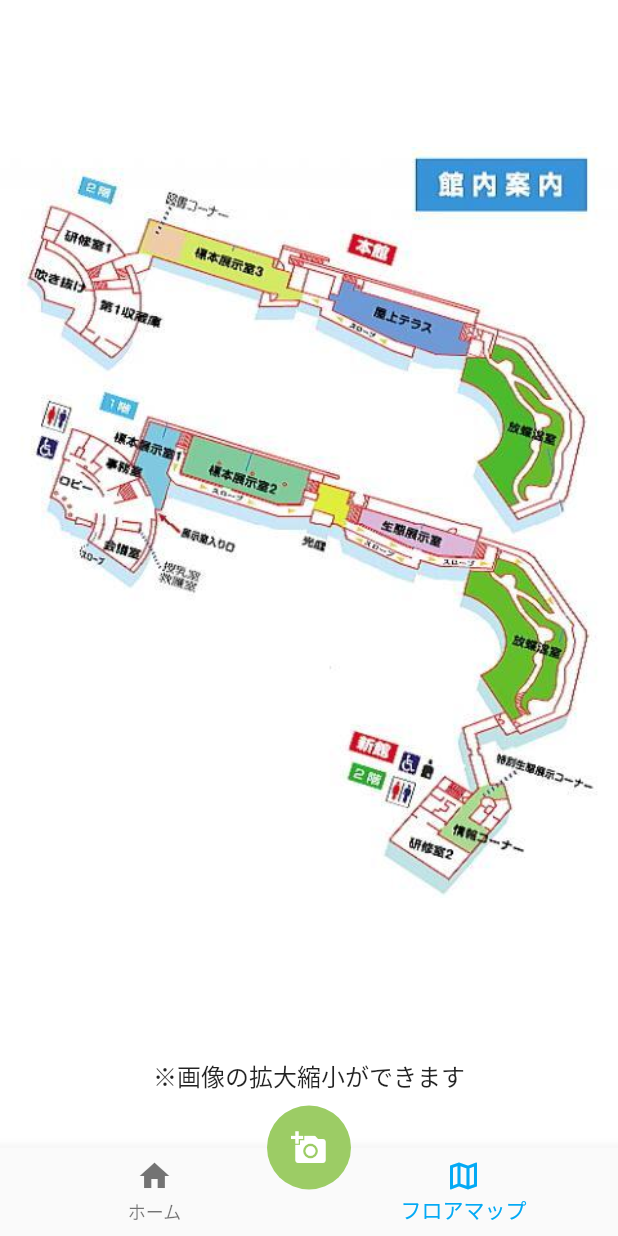
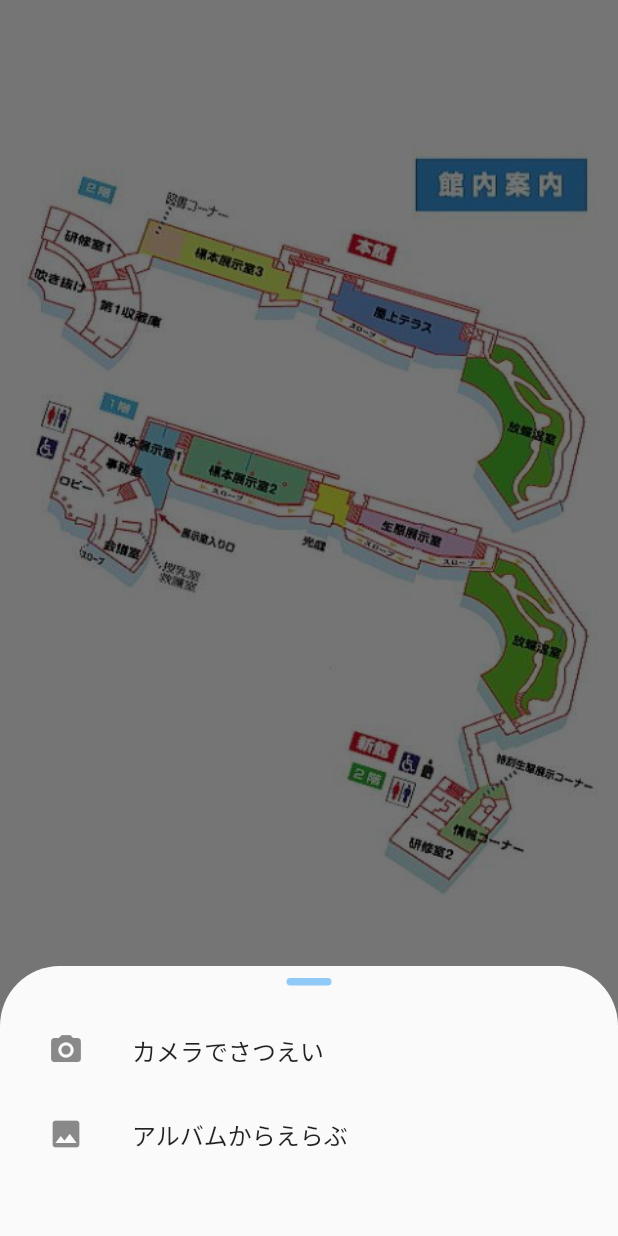
Before and after one commit to Mikka2020/flutter_mushi_01, a Flutter app: the IndexedStackBar screen opened by its route, item 2 of the bottom bar chosen, after a tap on the "add a photo" icon, on a phone screen of 412 x 824 dp. Run offline on Flutter 3.47's test engine with Material 2 defaults, Android fonts, the phone set to English and light mode, and no system bars; our stand-ins replace flutter_svg, image_picker, shared_preferences, sqflite, webview_flutter; missing offline and left inert: flutter_overboard; accounts and stored records are empty.

Commit message:
[update] カメラとアルバムを選択できるように改良

```diff
--- a/lib/indexed_stack_bar.dart
+++ b/lib/indexed_stack_bar.dart
@@ -22,8 +22,57 @@ class _IndexedStackBarState extends State<IndexedStackBar> {
   File? image;
   late var decodeResult;
   final picker = ImagePicker();
-  Future getImage() async {
-    final pickedFile = await picker.pickImage(source: ImageSource.gallery);
+
+  Future openModal() async {
+    showModalBottomSheet(
+        shape: const RoundedRectangleBorder(
+          borderRadius: BorderRadius.only(
+            topLeft: Radius.circular(40),
+            topRight: Radius.circular(40),
+          ),
+        ),
+        context: context,
+        builder: (BuildContext context) {
+          return Container(
+            padding: const EdgeInsets.symmetric(horizontal: 16, vertical: 8),
+            height: 180,
+            child: Column(
+              children: [
+                Padding(
+                  padding: const EdgeInsets.only(bottom: 15.0),
+                  child: Container(
+                    height: 5,
+                    width: 30,
+                    decoration: BoxDecoration(
+                      borderRadius: BorderRadius.circular(20),
+                      color: Theme.of(context).backgroundColor,
+                    ),
+                  ),
+                ),
+                ListTile(
+                    leading: const Icon(Icons.camera_alt),
+                    title: const Text('カメラでさつえい'),
+                    onTap: () async {
+                      getImage(true);
+                    }),
+                ListTile(
+                  leading: const Icon(Icons.photo),
+                  title: const Text('アルバムからえらぶ'),
+                  onTap: () async {
+                    getImage(false);
+                  },
+                ),
+              ],
+            ),
+          );
+        });
+  }
+
+  Future getImage(bool camera) async {
+    XFile? pickedFile;
+    camera == true
+        ? pickedFile = await picker.pickImage(source: ImageSource.camera)
+        : pickedFile = await picker.pickImage(source: ImageSource.gallery);
 
     setState(() {
       if (pickedFile != null) {
@@ -55,7 +104,7 @@ class _IndexedStackBarState extends State<IndexedStackBar> {
       floatingActionButton: FloatingActionButton(
         backgroundColor: Colors.lightGreen.shade400,
         elevation: 0.0,
-        onPressed: getImage,
+        onPressed: openModal,
         child: const Icon(Icons.add_a_photo),
       ),
       bottomNavigationBar: BottomNavigationBar(
```
